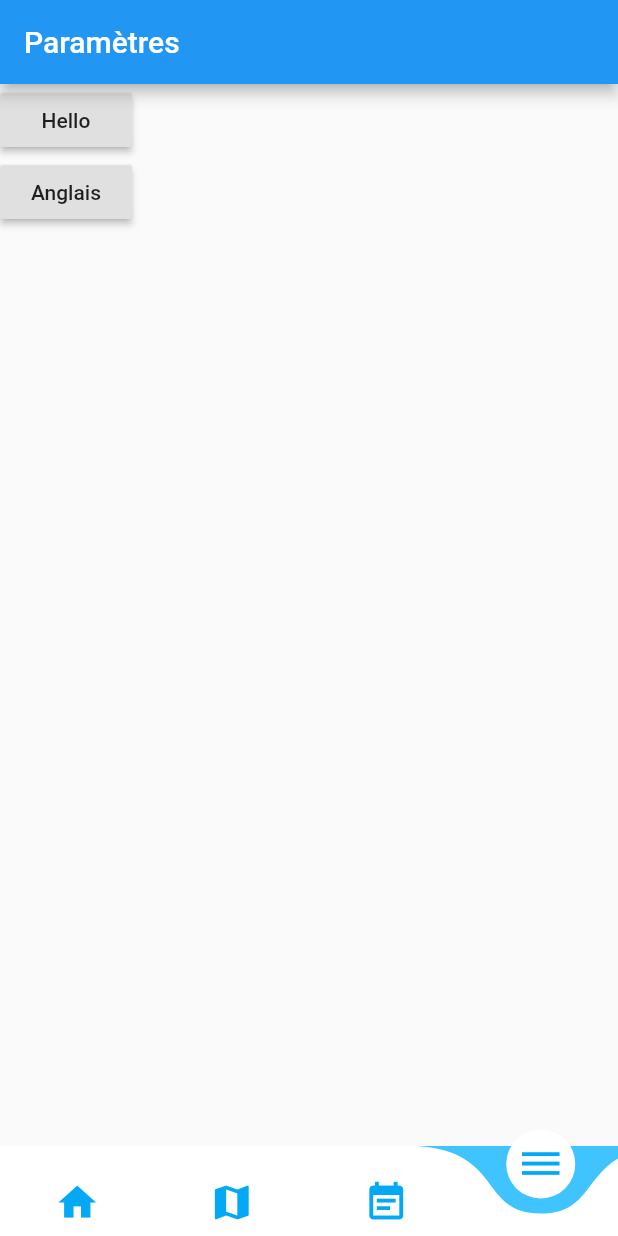
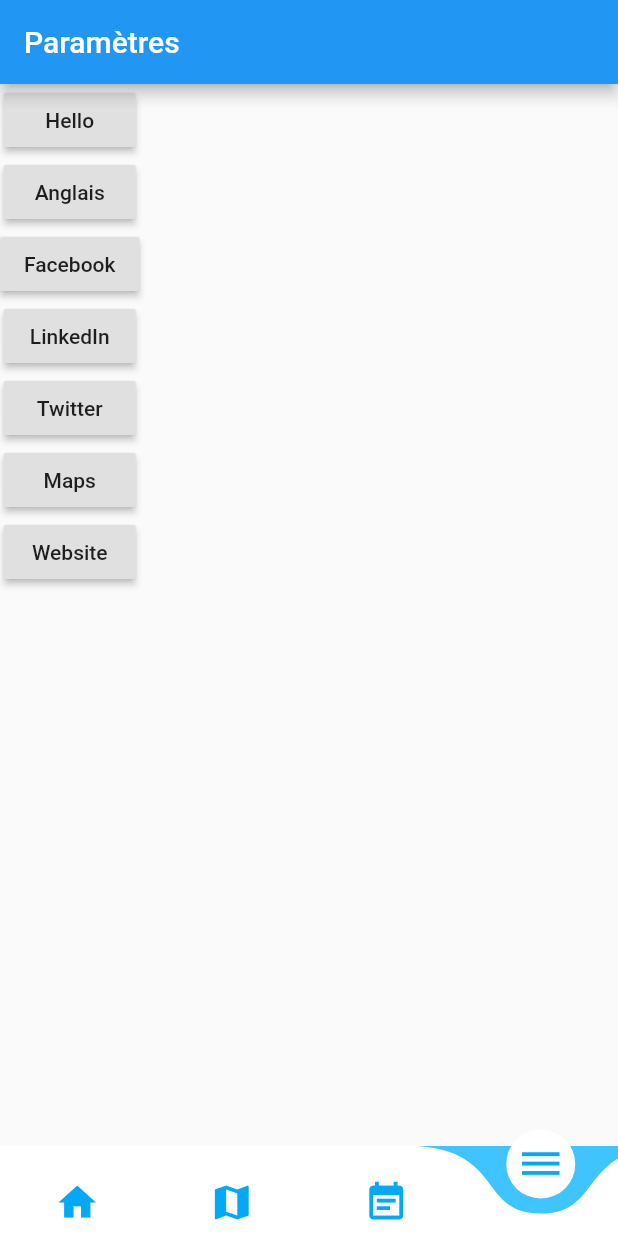
Before and after one commit to fouques1u/ForumHorizonChimie2020, a Flutter app: the screen it shows after launch, item 4 of the bottom bar chosen, on a phone screen of 412 x 824 dp. Run offline on Flutter 3.47's test engine with Material 2 defaults, Android fonts, the light colour scheme and no system bars; drawn by our look-alikes of curved_navigation_bar.

Commit message:
Adding social media links

```diff
--- a/lib/screens/options_screen.dart
+++ b/lib/screens/options_screen.dart
@@ -1,10 +1,47 @@
 import 'package:flutter/material.dart';
+import 'package:url_launcher/url_launcher.dart';
+
 import '../app_localizations.dart';
 
 class OptionsScreen extends StatelessWidget {
   final Function changeLocale;
+  final String _oldFacebookUrl =
+      'fb://page/forumhorizonchimie'; // Handle versions in Facebook
+  final String _facebookUrl =
+      'fb://facewebmodal/f?href=https://www.facebook.com/forumhorizonchimie/';
+  final String _linkedInUrl =
+      'https://www.linkedin.com/company/forum-horizon-chimie/';
+  final String _twitterUrl = 'http://www.twitter.com/horizonchimie';
+  final String _webSiteUrl = 'https://www.forumhorizonchimie.fr/';
+  final String _mapsUrl =
+      'https://www.google.com/maps/place/Forum+Horizon+Chimie/@48.8600226,2.314296,17z/data=!3m1!4b1!4m5!3m4!1s0x47e671e95e4d38a9:0xc5a15028a9da8d86!8m2!3d48.8600191!4d2.3164847'; // Change maps url
 
   OptionsScreen({this.changeLocale});
+
+  Future _launchURL(String url) async {
+    if (await canLaunch(url)) {
+      await launch(url);
+    } else {
+      throw 'Could not launch $url';
+    }
+  }
+
+  Future _launchFacebookUrl(String oldUrl, String newUrl) async {
+    //TODO: Manage the old way of going into a facebook app with id
+    if (await canLaunch(newUrl)) {
+      await launch(newUrl);
+    } else {
+      throw 'Could not launch $newUrl';
+    }
+  }
+
+  Future _launchWebviewURL(String url) async {
+    if (await canLaunch(url)) {
+      await launch(url); // force web view ?
+    } else {
+      throw 'Could not launch $url';
+    }
+  }
 
   @override
   Widget build(BuildContext context) {
@@ -18,6 +55,26 @@
           child: Text('Anglais'),
           onPressed: () => changeLocale(Locale('en', 'EN')),
         ),
+        RaisedButton(
+          child: Text('Facebook'),
+          onPressed: () => _launchFacebookUrl(_oldFacebookUrl, _facebookUrl),
+        ),
+        RaisedButton(
+          child: Text('LinkedIn'),
+          onPressed: () => _launchURL(_linkedInUrl),
+        ),
+        RaisedButton(
+          child: Text('Twitter'),
+          onPressed: () => _launchURL(_twitterUrl),
+        ),
+        RaisedButton(
+          child: Text('Maps'),
+          onPressed: () => _launchURL(_mapsUrl),
+        ),
+        RaisedButton(
+          child: Text('Website'),
+          onPressed: () => _launchWebviewURL(_webSiteUrl),
+        ),
       ],
     );
   }
```
